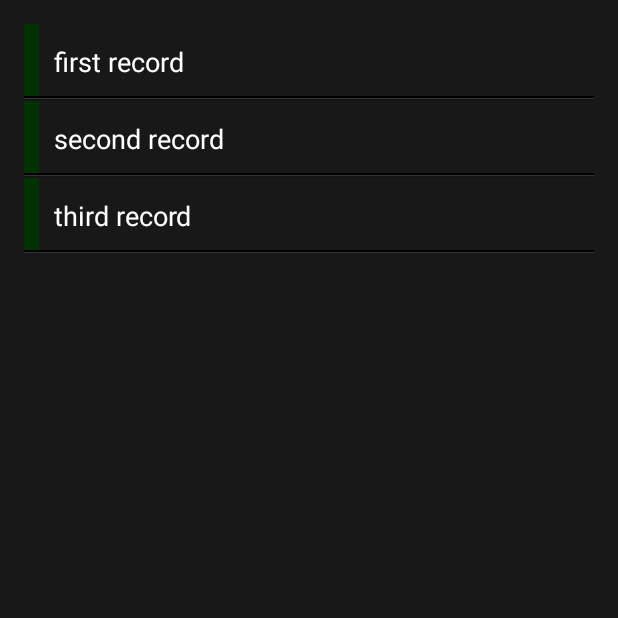
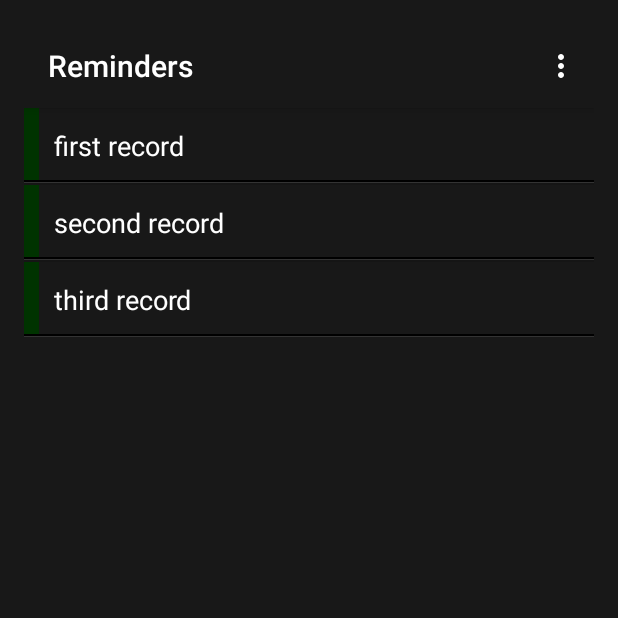
Before and after one commit to ywq1/Reminders1, an Android app: the screen it shows after launch (RemindersActivity), on a phone screen of 412 x 824 dp, the top half of it. Run offline under Robolectric (Android 15) with nearby library versions, the phone set to English and light mode, and no system bars.

Commit message:
Add new reminder and exit menu options

```diff
--- a/app/src/main/AndroidManifest.xml
+++ b/app/src/main/AndroidManifest.xml
@@ -1,6 +1,10 @@
 <?xml version="1.0" encoding="utf-8"?>
 <manifest xmlns:android="http://schemas.android.com/apk/res/android"
     package="com.apress.gerber.reminders1">
+
+    <uses-sdk
+        android:minSdkVersion="8"
+        android:targetSdkVersion="17" />
 
     <application
         android:allowBackup="true"
--- a/app/src/main/java/com/apress/gerber/reminders1/RemindersActivity.java
+++ b/app/src/main/java/com/apress/gerber/reminders1/RemindersActivity.java
@@ -6,6 +6,7 @@ import android.support.design.widget.Snackbar;
 import android.support.v7.app.ActionBarActivity;
 import android.support.v7.app.AppCompatActivity;
 import android.support.v7.widget.Toolbar;
+import android.util.Log;
 import android.view.View;
 import android.view.Menu;
 import android.view.MenuItem;
@@ -14,13 +15,15 @@ import android.widget.ListView;
 
 import java.util.List;
 
-public class RemindersActivity extends ActionBarActivity {
+public class RemindersActivity extends AppCompatActivity {
     private ListView mListView;
 
     @Override
     protected void onCreate(Bundle savedInstanceState) {
         super.onCreate(savedInstanceState);
         setContentView(R.layout.activity_reminders);
+        Toolbar toolbar = (Toolbar) findViewById(R.id.toolbar);
+        setSupportActionBar(toolbar);
         mListView = (ListView) findViewById(R.id.reminders_list_view);
         // The arrayAdatper is the controller in our
         // moder-view-contorller relationship. (controller)
@@ -36,4 +39,26 @@ public class RemindersActivity extends ActionBarActivity {
         mListView.setAdapter(arrayAdapter);
     }
     //Remainder of the class listing omitted for brevity
+
+    @Override
+    public boolean onCreateOptionsMenu(Menu menu) {
+        // Inflate the menu; this adds items to the action bar if it is present.
+        getMenuInflater().inflate(R.menu.menu_reminders, menu);
+        return true;
+    }
+
+    @Override
+    public boolean onOptionsItemSelected(MenuItem item) {
+        switch(item.getItemId()) {
+            case R.id.action_new:
+                //create new Reminder
+                Log.d(getLocalClassName(),"create new Reminder");
+                return true;
+            case R.id.action_exit:
+                finish();
+                return true;
+            default:
+                return false;
+        }
+    }
 }
--- a/app/src/main/res/layout/activity_reminders.xml
+++ b/app/src/main/res/layout/activity_reminders.xml
@@ -4,6 +4,7 @@
     xmlns:tools="http://schemas.android.com/tools"
     android:layout_width="match_parent"
     android:layout_height="match_parent"
+    xmlns:app="http://schemas.android.com/apk/res-auto"
     android:paddingRight="16dp"
     android:paddingLeft="16dp"
     android:paddingTop="16dp"
@@ -11,11 +12,26 @@
     android:background="@color/dark_grey"
     tools:context="com.apress.gerber.reminders1.RemindersActivity">
 
+    <android.support.design.widget.AppBarLayout
+        android:layout_width="match_parent"
+        android:layout_height="wrap_content"
+        android:theme="@style/AppTheme.AppBarOverlay"
+        android:id="@+id/view">
+
+        <android.support.v7.widget.Toolbar
+            android:id="@+id/toolbar"
+            android:layout_width="match_parent"
+            android:layout_height="?attr/actionBarSize"
+            android:background="@color/dark_grey"
+            app:popupTheme="@style/AppTheme.PopupOverlay"/>
+
+    </android.support.design.widget.AppBarLayout>
+
     <ListView
         android:layout_width="match_parent"
         android:layout_height="wrap_content"
         android:id="@+id/reminders_list_view"
-        android:layout_alignParentTop="true"
-        android:layout_conterHorizontal="true"
-        tools:listitem="@layout/reminders_row"/>
+        android:layout_centerHorizontal="true"
+        tools:listitem="@layout/reminders_row"
+        android:layout_below="@+id/view"/>
 </RelativeLayout>
--- a/app/src/main/res/menu/menu_reminders.xml
+++ b/app/src/main/res/menu/menu_reminders.xml
@@ -3,8 +3,13 @@
     xmlns:tools="http://schemas.android.com/tools"
     tools:context="com.apress.gerber.reminders1.RemindersActivity">
     <item
-        android:id="@+id/action_settings"
+        android:id="@+id/action_new"
         android:orderInCategory="100"
-        android:title="@string/action_settings"
+        android:title="new Reminder"
         app:showAsAction="never" />
+    <item
+        android:id="@+id/action_exit"
+        android:title="exit"
+        android:orderInCategory="200"
+        app:showAsAction="never"/>
 </menu>
--- a/app/src/main/res/values/strings.xml
+++ b/app/src/main/res/values/strings.xml
@@ -1,4 +1,4 @@
 <resources>
-    <string name="app_name">Reminders1</string>
+    <string name="app_name">Reminders</string>
     <string name="action_settings">Settings</string>
 </resources>
--- a/app/src/main/res/values/styles.xml
+++ b/app/src/main/res/values/styles.xml
@@ -13,8 +13,8 @@
         <item name="windowNoTitle">true</item>
     </style>
 
-    <style name="AppTheme.AppBarOverlay" parent="ThemeOverlay.AppCompat.Dark.ActionBar" />
+    <style name="AppTheme.AppBarOverlay" parent="ThemeOverlay.AppCompat.Dark.ActionBar"/>
 
-    <style name="AppTheme.PopupOverlay" parent="ThemeOverlay.AppCompat.Light" />
+    <style name="AppTheme.PopupOverlay" parent="ThemeOverlay.AppCompat.Light"/>
 
 </resources>
```
